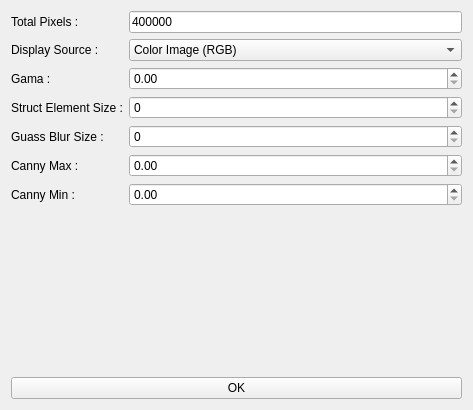
Before: the Qt Designer form gui/ui/preprocess_control.ui in panderan/text-detection, drawn with Qt 5.
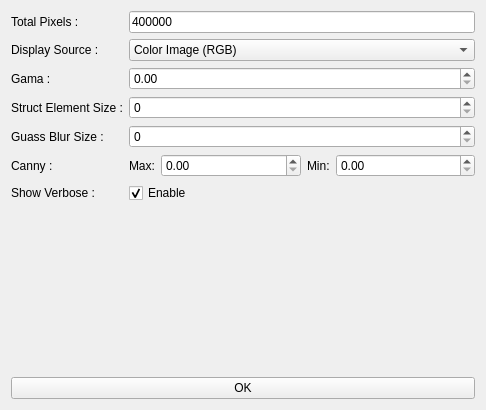
After: the same form once the commit is applied.

The edit to the form file:
```diff
--- a/gui/ui/preprocess_control.ui
+++ b/gui/ui/preprocess_control.ui
@@ -9,7 +9,7 @@
    <rect>
     <x>0</x>
     <y>0</y>
-    <width>473</width>
+    <width>486</width>
     <height>410</height>
    </rect>
   </property>
@@ -113,30 +113,82 @@
       </widget>
      </item>
      <item row="6" column="0">
-      <widget class="QLabel" name="label_canny_max">
+      <widget class="QLabel" name="label_canny">
        <property name="text">
-        <string>Canny Max :</string>
-       </property>
-      </widget>
-     </item>
-     <item row="7" column="0">
-      <widget class="QLabel" name="label_canny_min">
-       <property name="text">
-        <string>Canny Min :</string>
+        <string>Canny :</string>
        </property>
       </widget>
      </item>
      <item row="6" column="1">
-      <widget class="QDoubleSpinBox" name="spinbox_canny_max">
-       <property name="maximum">
-        <double>1.000000000000000</double>
+      <layout class="QHBoxLayout" name="horizontalLayout">
+       <item>
+        <widget class="QLabel" name="label_canny_max">
+         <property name="sizePolicy">
+          <sizepolicy hsizetype="Fixed" vsizetype="Preferred">
+           <horstretch>0</horstretch>
+           <verstretch>0</verstretch>
+          </sizepolicy>
+         </property>
+         <property name="text">
+          <string>Max:</string>
+         </property>
+        </widget>
+       </item>
+       <item>
+        <widget class="QDoubleSpinBox" name="spinbox_canny_max">
+         <property name="minimumSize">
+          <size>
+           <width>100</width>
+           <height>0</height>
+          </size>
+         </property>
+         <property name="maximum">
+          <double>1.000000000000000</double>
+         </property>
+        </widget>
+       </item>
+       <item>
+        <widget class="QLabel" name="label_canny_min">
+         <property name="sizePolicy">
+          <sizepolicy hsizetype="Fixed" vsizetype="Preferred">
+           <horstretch>0</horstretch>
+           <verstretch>0</verstretch>
+          </sizepolicy>
+         </property>
+         <property name="text">
+          <string>Min:</string>
+         </property>
+        </widget>
+       </item>
+       <item>
+        <widget class="QDoubleSpinBox" name="spinbox_canny_min">
+         <property name="minimumSize">
+          <size>
+           <width>100</width>
+           <height>0</height>
+          </size>
+         </property>
+         <property name="maximum">
+          <double>1.000000000000000</double>
+         </property>
+        </widget>
+       </item>
+      </layout>
+     </item>
+     <item row="7" column="0">
+      <widget class="QLabel" name="label_show_verbose">
+       <property name="text">
+        <string>Show Verbose :</string>
        </property>
       </widget>
      </item>
      <item row="7" column="1">
-      <widget class="QDoubleSpinBox" name="spinbox_canny_min">
-       <property name="maximum">
-        <double>1.000000000000000</double>
+      <widget class="QCheckBox" name="checkbox_show_verbose">
+       <property name="text">
+        <string>Enable</string>
+       </property>
+       <property name="checked">
+        <bool>true</bool>
        </property>
       </widget>
      </item>
```
Left out of the diff: 14 changed lines with no effect on the pictures.
